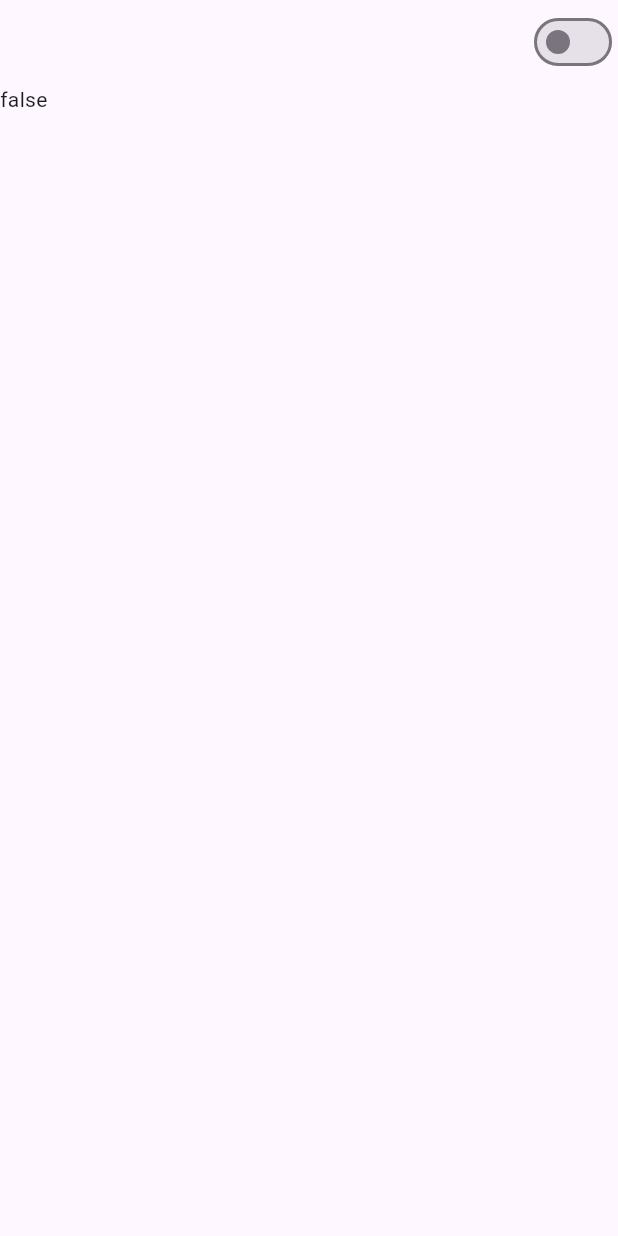
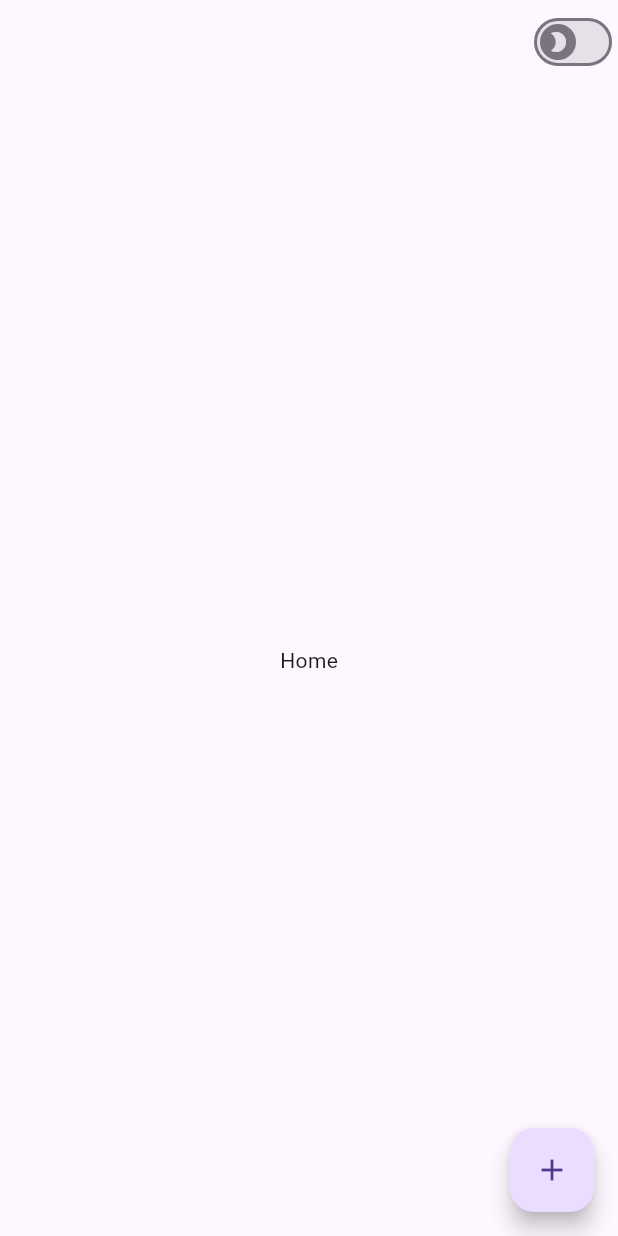
Before and after one commit to boterop/habit_hero, a Flutter app: the screen it shows after launch, on a phone screen of 412 x 824 dp. Run offline on Flutter 3.47's test engine with Material 3 defaults, Android fonts, the phone set to English and light mode, and no system bars.

Commit message:
Dark toggle in appbar

```diff
--- a/lib/main.dart
+++ b/lib/main.dart
@@ -31,14 +31,13 @@ class MainState extends State<MainApp> {
       themeMode: themeMode,
       theme: Light.theme,
       darkTheme: Dark.theme,
-      home: Stack(
-        children: [
-          const Home(),
-          ToggleTheme(setThemeMode: (themeMode) {
-            setThemeMode(themeMode);
-          }),
-        ],
-      ),
+      home: Scaffold(
+          appBar: AppBar(
+            actions: <Widget>[
+              ToggleTheme(setThemeMode: setThemeMode),
+            ],
+          ),
+          body: const Home()),
     );
   }
 }
--- a/lib/widgets/home.dart
+++ b/lib/widgets/home.dart
@@ -19,7 +19,6 @@ class Home extends StatelessWidget {
     return Scaffold(
       floatingActionButton: FloatingActionButton(
         tooltip: 'Add',
-        backgroundColor: Colors.teal,
         onPressed: onAdd,
         child: const Icon(Icons.add),
       ),
--- a/lib/widgets/toggle_theme.dart
+++ b/lib/widgets/toggle_theme.dart
@@ -14,22 +14,26 @@ class _ToggleState extends State<ToggleTheme> {
   Widget build(BuildContext context) {
     bool isDarkMode = Theme.of(context).brightness == Brightness.dark;
 
+    final thumbIconDark = MaterialStateProperty.resolveWith<Icon?>(
+      (Set<MaterialState> states) {
+        if (states.contains(MaterialState.selected)) {
+          return const Icon(Icons.brightness_5);
+        }
+        return const Icon(Icons.brightness_2);
+      },
+    );
+
     onToggle(ThemeMode themeMode) {
       widget.setThemeMode(themeMode);
     }
 
-    return Scaffold(
-      appBar: AppBar(
-        actions: <Widget>[
-          Switch(
-            value: isDarkMode,
-            onChanged: (isOn) {
-              isOn ? onToggle(ThemeMode.dark) : onToggle(ThemeMode.light);
-            },
-          ),
-        ],
-      ),
-      body: Text(isDarkMode.toString()),
+    return Switch(
+      value: isDarkMode,
+      thumbIcon: thumbIconDark,
+
+      onChanged: (isOn) {
+        isOn ? onToggle(ThemeMode.dark) : onToggle(ThemeMode.light);
+      },
     );
   }
 }
```
